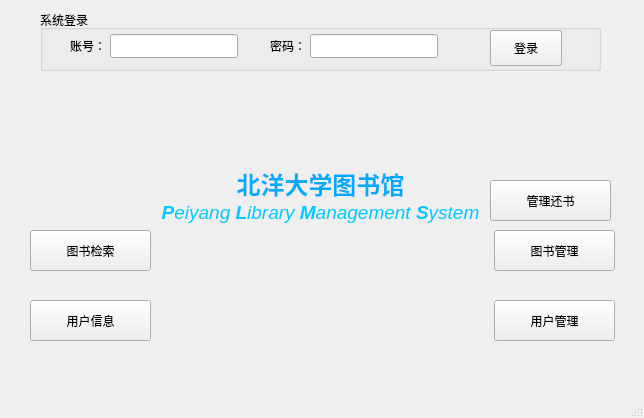
The window that src/mainwindow.ui (liangzhenduo/Library) describes before a commit, drawn with Qt 5.
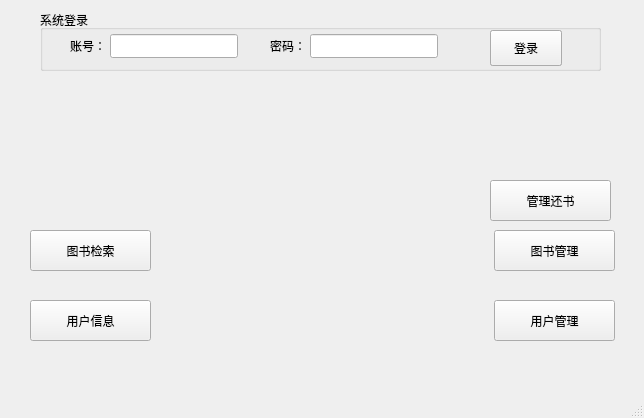
The same window after the commit. Icons and pictures are not drawn.

What changed in the file:
```diff
--- a/src/mainwindow.ui
+++ b/src/mainwindow.ui
@@ -18,27 +18,6 @@
     <normaloff>:/images/TJU_logo.png</normaloff>:/images/TJU_logo.png</iconset>
   </property>
   <widget class="QWidget" name="centralWidget">
-   <widget class="QLabel" name="label">
-    <property name="enabled">
-     <bool>true</bool>
-    </property>
-    <property name="geometry">
-     <rect>
-      <x>120</x>
-      <y>120</y>
-      <width>401</width>
-      <height>151</height>
-     </rect>
-    </property>
-    <property name="text">
-     <string>&lt;!DOCTYPE HTML PUBLIC &quot;-//W3C//DTD HTML 4.0//EN&quot; &quot;http://www.w3.org/TR/REC-html40/strict.dtd&quot;&gt;
-&lt;html&gt;&lt;head&gt;&lt;meta name=&quot;qrichtext&quot; content=&quot;1&quot; /&gt;&lt;style type=&quot;text/css&quot;&gt;
-p, li { white-space: pre-wrap; }
-&lt;/style&gt;&lt;/head&gt;&lt;body style=&quot; font-family:'SimSun'; font-size:9pt; font-weight:400; font-style:normal;&quot;&gt;
-&lt;p align=&quot;center&quot; style=&quot; margin-top:0px; margin-bottom:0px; margin-left:0px; margin-right:0px; -qt-block-indent:0; text-indent:0px;&quot;&gt;&lt;span style=&quot; font-size:18pt; font-weight:600; color:#00aaff;&quot;&gt;北洋大学图书馆&lt;/span&gt;&lt;/p&gt;
-&lt;p align=&quot;center&quot; style=&quot; margin-top:0px; margin-bottom:0px; margin-left:0px; margin-right:0px; -qt-block-indent:0; text-indent:0px;&quot;&gt;&lt;span style=&quot; font-size:14pt; font-weight:600; font-style:italic; color:#02c8ff;&quot;&gt;P&lt;/span&gt;&lt;span style=&quot; font-size:14pt; font-style:italic; color:#02c8ff;&quot;&gt;eiyang &lt;/span&gt;&lt;span style=&quot; font-size:14pt; font-weight:600; font-style:italic; color:#02c8ff;&quot;&gt;L&lt;/span&gt;&lt;span style=&quot; font-size:14pt; font-style:italic; color:#02c8ff;&quot;&gt;ibrary &lt;/span&gt;&lt;span style=&quot; font-size:14pt; font-weight:600; font-style:italic; color:#02c8ff;&quot;&gt;M&lt;/span&gt;&lt;span style=&quot; font-size:14pt; font-style:italic; color:#02c8ff;&quot;&gt;anagement &lt;/span&gt;&lt;span style=&quot; font-size:14pt; font-weight:600; font-style:italic; color:#02c8ff;&quot;&gt;S&lt;/span&gt;&lt;span style=&quot; font-size:14pt; font-style:italic; color:#02c8ff;&quot;&gt;ystem&lt;/span&gt;&lt;/p&gt;&lt;/body&gt;&lt;/html&gt;</string>
-    </property>
-   </widget>
    <widget class="QPushButton" name="main_userinfo_Button">
     <property name="geometry">
      <rect>
```
Left out of the diff: 1 changed line with no effect on the pictures.
